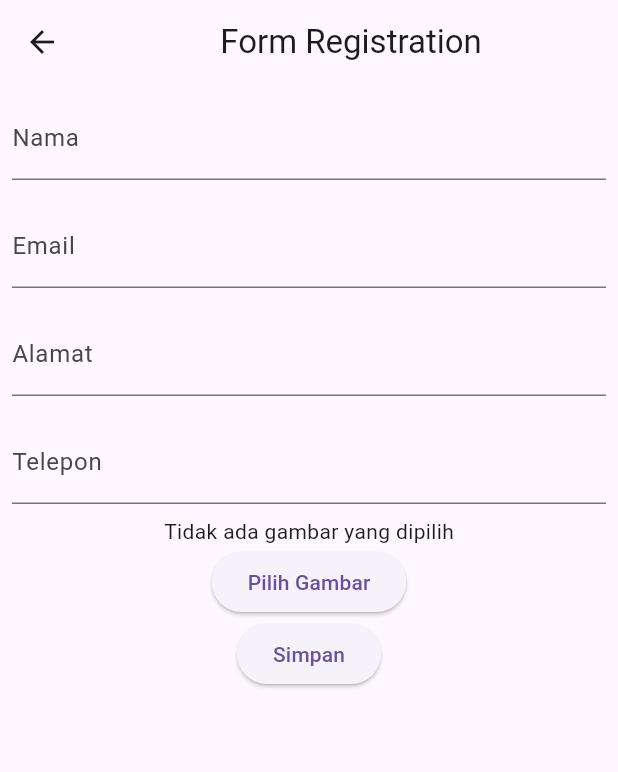
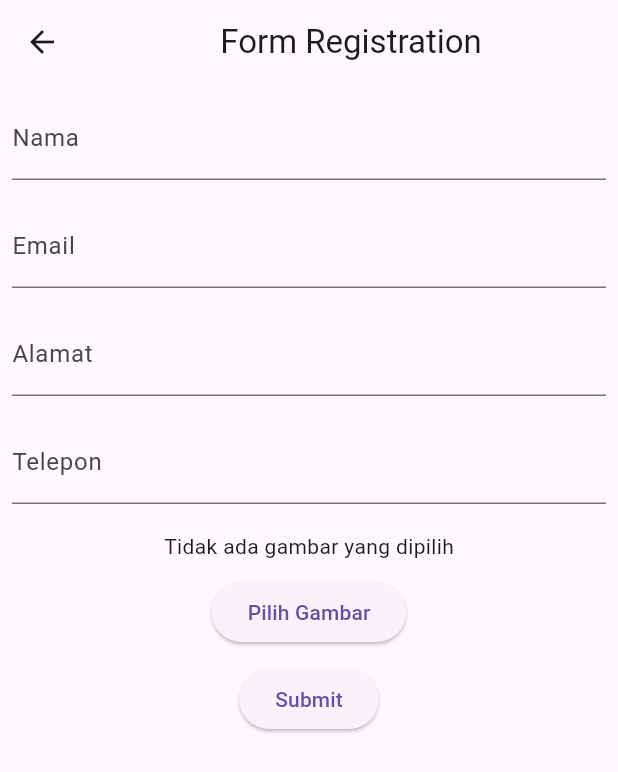
Before and after one commit to HariIDn/RegDB_044, a Flutter app: the FormScreen screen opened directly, on a phone screen of 412 x 824 dp. Shown: the top 772 px of the screen. Run offline on Flutter 3.47's test engine with Material 3 defaults, Android fonts, the light colour scheme and no system bars; our stand-ins replace image_picker; network calls fail.

Commit message:
Menambahkan scrolling ke FormUI dan update styling button pada FormUI

```diff
--- a/lib/form/screen/form_screen.dart
+++ b/lib/form/screen/form_screen.dart
@@ -18,11 +18,13 @@ class _FormScreenState extends State<FormScreen> {
   @override
   Widget build(BuildContext context) {
     return Scaffold(
-      body: Column(
-        children: [
-          FormHead(),
-          FormUI(),
-        ],
+      body: SingleChildScrollView(
+        child: Column(
+          children: [
+            FormHead(),
+            FormUI(),
+          ],
+        ),
       ),
     );
   }
--- a/lib/form/widget/form_ui.dart
+++ b/lib/form/widget/form_ui.dart
@@ -77,11 +77,14 @@ class _FormUIState extends State<FormUI> {
                 ),
                 controller: etNo),
           ),
+          SizedBox(height: 10),
           _image == null
               ? const Text('Tidak ada gambar yang dipilih')
               : Image.file(_image!),
+          SizedBox(height: 10),
           ElevatedButton(
               onPressed: getImage, child: const Text('Pilih Gambar')),
+          SizedBox(height: 10),
           Container(
             child: ElevatedButton(
               onPressed: () async {
@@ -101,7 +104,9 @@ class _FormUIState extends State<FormUI> {
                   );
                 }
               },
-                  child: Text('Simpan')))
+              child: Text('Submit'),
+            ),
+          ),
         ],
       ),
     );
```
Lines whose indentation alone changed are shown as unchanged.
